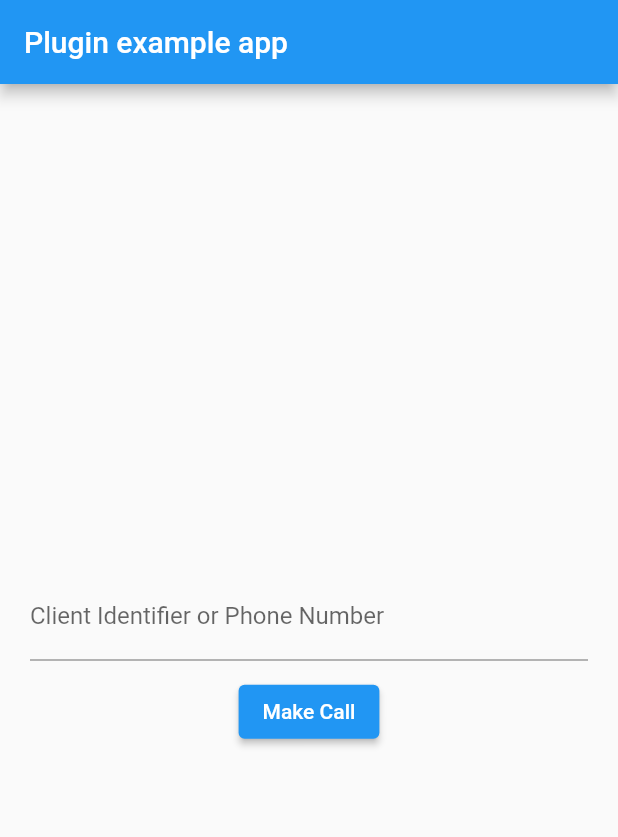
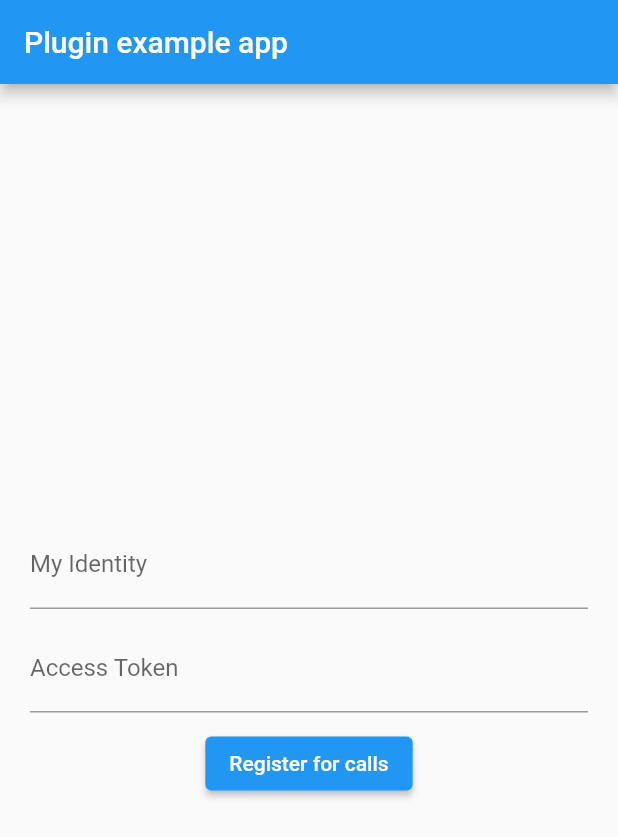
Before and after one commit to cybex-dev/twilio_voice, a Flutter app: the screen it shows after launch, on a phone screen of 412 x 824 dp. Shown: the top 837 px of the screen. Run offline on Flutter 3.47's test engine with Material 2 defaults, Android fonts, the phone set to English and light mode, and no system bars; our stand-ins replace cloud_functions, firebase_auth, firebase_core, firebase_messaging, js, plugin_platform_interface; missing offline and left inert: dart:html, dart:js, dart:js_util; accounts and stored records are empty; network calls fail.

Commit message:
feat: update (web) example to use register with accessToken

```diff
--- a/example/lib/main.dart
+++ b/example/lib/main.dart
@@ -48,8 +48,8 @@ class DialScreen extends StatefulWidget {
 }
 
 class _DialScreenState extends State<DialScreen> with WidgetsBindingObserver {
-  late TextEditingController _controller;
   String userId = "";
+  bool twilioInit = false;
 
   registerUser() {
     print("voip- service init");
@@ -58,15 +58,34 @@ class _DialScreenState extends State<DialScreen> with WidgetsBindingObserver {
     // }
 
     // Use for locally provided token generator e.g. Twilio's quickstarter project: https://github.com/twilio/voice-quickstart-server-node
-    registerLocal();
+    if (!kIsWeb) {
+      setState(() {
+        twilioInit = true;
+      });
+      registerLocal();
+    }
     // Or use firebase function to generate token, with function name 'voice-accessToken'.
     // register();
 
     TwilioVoice.instance.setOnDeviceTokenChanged((token) {
       print("voip-device token changed");
-      registerLocal();
-      // register();
+      if (!kIsWeb) {
+        registerLocal();
+        // register();
+      }
     });
+  }
+
+  Future<bool?> registerWithAccessToken(String identity, String token) async {
+    print("voip-registering with token ");
+
+    userId = identity;
+    String? androidToken;
+    if (!kIsWeb && Platform.isAndroid) {
+      androidToken = await FirebaseMessaging.instance.getToken();
+      print("androidToken is " + androidToken!);
+    }
+    return TwilioVoice.instance.setTokens(accessToken: token, deviceToken: androidToken);
   }
 
   registerLocal() async {
@@ -161,7 +180,6 @@ class _DialScreenState extends State<DialScreen> with WidgetsBindingObserver {
 
     final partnerId = "alicesId";
     TwilioVoice.instance.registerClient(partnerId, "Alice");
-    _controller = TextEditingController();
   }
 
   checkActiveCall() async {
@@ -264,6 +282,36 @@ class _DialScreenState extends State<DialScreen> with WidgetsBindingObserver {
     super.dispose();
   }
 
+  Future<void> _onPerformCall(String clientIdentifier) async {
+    if (!await (TwilioVoice.instance.hasMicAccess())) {
+      print("request mic access");
+      TwilioVoice.instance.requestMicAccess();
+      return;
+    }
+    print("starting call to $clientIdentifier");
+    TwilioVoice.instance.call.place(to: clientIdentifier, from: userId);
+    pushToCallScreen();
+  }
+
+  Future<void> _onRegisterWithToken(String token, [String? identity]) async {
+    final _identity = identity ?? "??";
+    return registerWithAccessToken(_identity, token).then((value) {
+      if (value == null || !value) {
+        showDialog(
+          context: context,
+          builder: (context) => AlertDialog(
+            title: Text("Error"),
+            content: Text("Failed to register for calls"),
+          ),
+        );
+      } else {
+        setState(() {
+          twilioInit = true;
+        });
+      }
+    });
+  }
+
   @override
   Widget build(BuildContext context) {
     return Scaffold(
@@ -274,33 +322,14 @@ class _DialScreenState extends State<DialScreen> with WidgetsBindingObserver {
         child: Center(
           child: Padding(
             padding: const EdgeInsets.symmetric(horizontal: 20),
-            child: Column(
-              mainAxisSize: MainAxisSize.min,
-              children: <Widget>[
-                TextFormField(
-                  controller: _controller,
-                  decoration: InputDecoration(
-                      labelText: 'Client Identifier or Phone Number'),
-                ),
-                SizedBox(
-                  height: 10,
-                ),
-                ElevatedButton(
-                  child: Text("Make Call"),
-                  onPressed: () async {
-                    if (!await (TwilioVoice.instance.hasMicAccess())) {
-                      print("request mic access");
-                      TwilioVoice.instance.requestMicAccess();
-                      return;
-                    }
-                    print("starting call to ${_controller.text}");
-                    TwilioVoice.instance.call
-                        .place(to: _controller.text, from: userId);
-                    pushToCallScreen();
-                  },
-                ),
-              ],
-            ),
+            child: twilioInit
+                ? _CallUI(
+                    userId: userId,
+                    onPerformCall: _onPerformCall,
+                  )
+                : _RegisterTwilioUi(
+                    onRegister: _onRegisterWithToken,
+                  ),
           ),
         ),
       ),
@@ -360,3 +389,113 @@ class _DialScreenState extends State<DialScreen> with WidgetsBindingObserver {
     );
   }
 }
+
+typedef PerformCall = Future<void> Function(String clientIdentifier);
+
+class _CallUI extends StatefulWidget {
+  final String userId;
+  final PerformCall onPerformCall;
+
+  const _CallUI({Key? key, required this.userId, required this.onPerformCall}) : super(key: key);
+
+  @override
+  State<_CallUI> createState() => _CallUIState();
+}
+
+class _CallUIState extends State<_CallUI> {
+  late TextEditingController _controller = TextEditingController();
+  late GlobalKey<FormFieldState<String>> _identifierKey = GlobalKey<FormFieldState<String>>();
+
+  @override
+  Widget build(BuildContext context) {
+    return Column(
+      mainAxisSize: MainAxisSize.min,
+      children: <Widget>[
+        TextFormField(
+          key: _identifierKey,
+          controller: _controller,
+          validator: (value) {
+            if (value == null || value.isEmpty) {
+              return "Please enter a client identifier";
+            }
+            return null;
+          },
+          decoration: InputDecoration(labelText: 'Client Identifier or Phone Number'),
+        ),
+        SizedBox(
+          height: 10,
+        ),
+        Text("My Identity: ${widget.userId}}"),
+        SizedBox(
+          height: 10,
+        ),
+        ElevatedButton(
+          child: Text("Make Call"),
+          onPressed: () {
+            if (!_identifierKey.currentState!.validate()) {
+              return;
+            }
+            final identity = _controller.text;
+            widget.onPerformCall(identity);
+          },
+        ),
+      ],
+    );
+  }
+}
+
+typedef OnRegister = Future<void> Function(String accessToken, [String? identity]);
+
+class _RegisterTwilioUi extends StatefulWidget {
+  final OnRegister onRegister;
+
+  const _RegisterTwilioUi({
+    Key? key,
+    required this.onRegister,
+  }) : super(key: key);
+
+  @override
+  State<_RegisterTwilioUi> createState() => _RegisterTwilioUiState();
+}
+
+class _RegisterTwilioUiState extends State<_RegisterTwilioUi> {
+  late TextEditingController _accessTokenController = TextEditingController();
+  late TextEditingController _identityController = TextEditingController();
+  late GlobalKey<FormFieldState<String>> _accessTokenKey = GlobalKey<FormFieldState<String>>();
+
+  @override
+  Widget build(BuildContext context) {
+    return Column(
+      mainAxisSize: MainAxisSize.min,
+      children: <Widget>[
+        TextFormField(
+          controller: _identityController,
+          decoration: InputDecoration(labelText: 'My Identity'),
+        ),
+        SizedBox(
+          height: 10,
+        ),
+        TextFormField(
+          key: _accessTokenKey,
+          validator: (value) => value == null || value.isEmpty ? "Access Token is required" : null,
+          controller: _accessTokenController,
+          decoration: InputDecoration(labelText: 'Access Token'),
+        ),
+        SizedBox(
+          height: 10,
+        ),
+        ElevatedButton(
+          child: Text("Register for calls"),
+          onPressed: () async {
+            if (!_accessTokenKey.currentState!.validate()) {
+              return;
+            }
+            final identity = _identityController.text;
+            final token = _accessTokenController.text;
+            widget.onRegister(identity, token);
+          },
+        ),
+      ],
+    );
+  }
+}
```
